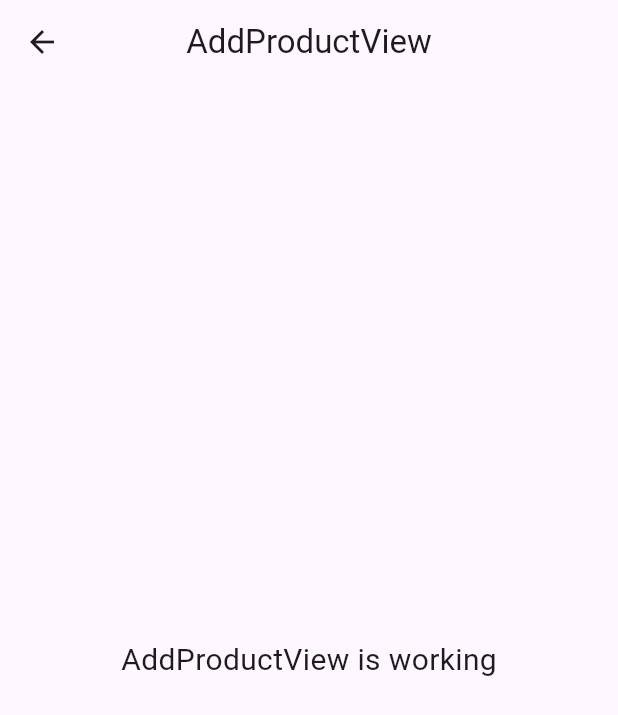
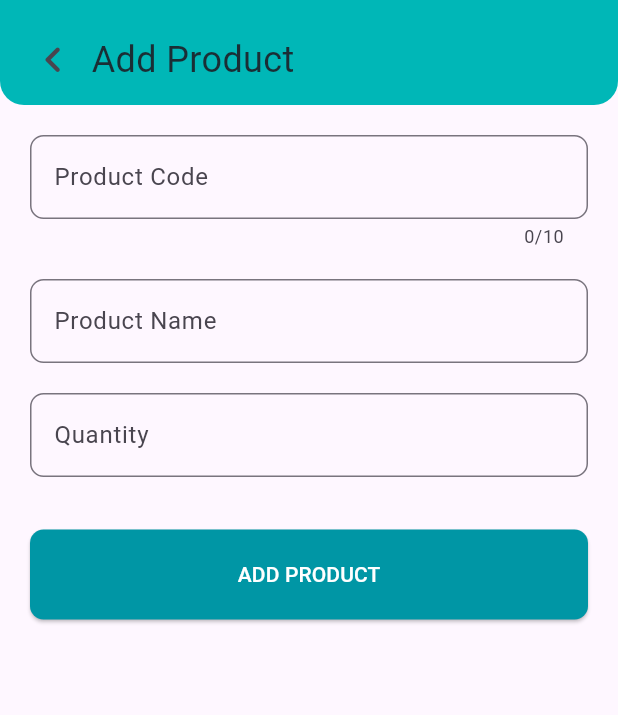
Before and after one commit to MSyabdewa/warehouse_management, a Flutter app: the AddProductView screen opened by its route, on a phone screen of 412 x 824 dp. Shown: the top 715 px of the screen. Run offline on Flutter 3.47's test engine with Material 3 defaults, Android fonts, the phone set to English and light mode, and no system bars; our stand-ins replace cloud_firestore, firebase_auth, firebase_core, flutter_svg, get; accounts and stored records are empty.

Commit message:
chore: Refactor AddProductController to use Firestore for adding products

```diff
--- a/lib/app/modules/add_product/views/add_product_view.dart
+++ b/lib/app/modules/add_product/views/add_product_view.dart
@@ -1,23 +1,150 @@
 import 'package:flutter/material.dart';
-
 import 'package:get/get.dart';
-
+import '../../../utils/color_palette.dart';
 import '../controllers/add_product_controller.dart';
 
 class AddProductView extends GetView<AddProductController> {
-  const AddProductView({Key? key}) : super(key: key);
+  AddProductView({super.key});
+  final TextEditingController codeC = TextEditingController();
+  final TextEditingController nameC = TextEditingController();
+  final TextEditingController qtyC = TextEditingController();
   @override
   Widget build(BuildContext context) {
     return Scaffold(
-      appBar: AppBar(
-        title: const Text('AddProductView'),
-        centerTitle: true,
-      ),
-      body: const Center(
-        child: Text(
-          'AddProductView is working',
-          style: TextStyle(fontSize: 20),
-        ),
+      body: Column(
+        children: [
+          Container(
+            padding: const EdgeInsets.only(
+              top: 10,
+              left: 10,
+              right: 15,
+            ),
+            width: double.infinity,
+            height: 70,
+            decoration: const BoxDecoration(
+              color: ColorPalette.pacificBlue,
+              borderRadius: BorderRadius.only(
+                bottomLeft: Radius.circular(16),
+                bottomRight: Radius.circular(16),
+              ),
+            ),
+            child: Row(
+              mainAxisAlignment: MainAxisAlignment.spaceBetween,
+              children: [
+                Row(
+                  children: [
+                    IconButton(
+                      icon: const Icon(
+                        Icons.chevron_left_rounded,
+                        size: 35,
+                      ),
+                      onPressed: () {
+                        Navigator.of(context).pop();
+                      },
+                    ),
+                    const Text(
+                      "Add Product",
+                      style: TextStyle(
+                        fontSize: 24,
+                        color: ColorPalette.timberGreen,
+                      ),
+                    ),
+                  ],
+                ),
+              ],
+            ),
+          ),
+          Expanded(
+            child: ListView(
+              padding: const EdgeInsets.all(20),
+              children: [
+                TextField(
+                  autocorrect: false,
+                  controller: codeC,
+                  keyboardType: TextInputType.number,
+                  maxLength: 10,
+                  decoration: InputDecoration(
+                    labelText: "Product Code",
+                    border: OutlineInputBorder(
+                      borderRadius: BorderRadius.circular(9),
+                    ),
+                  ),
+                  cursorColor: const Color(0xFF0096a5),
+                ),
+                const SizedBox(height: 20),
+                TextField(
+                  autocorrect: false,
+                  controller: nameC, // Uncommented controller
+                  keyboardType: TextInputType.text,
+                  decoration: InputDecoration(
+                    labelText: "Product Name",
+                    border: OutlineInputBorder(
+                      borderRadius: BorderRadius.circular(9),
+                    ),
+                  ),
+                  cursorColor: const Color(0xFF0096a5),
+                ),
+                const SizedBox(height: 20),
+                TextField(
+                  autocorrect: false,
+                  controller: qtyC, // Uncommented controller
+                  keyboardType: TextInputType.number,
+                  decoration: InputDecoration(
+                    labelText: "Quantity",
+                    border: OutlineInputBorder(
+                      borderRadius: BorderRadius.circular(9),
+                      borderSide: const BorderSide(
+                        color: Color(0xFF0096a5),
+                      ),
+                    ),
+                  ),
+                  cursorColor: const Color(0xFF0096a5),
+                ),
+                const SizedBox(height: 35),
+                ElevatedButton(
+                  onPressed: () async {
+                    if (controller.isLoading.isFalse) {
+                      if (codeC.text.isNotEmpty &&
+                          codeC.text.length == 10 &&
+                          nameC.text.isNotEmpty &&
+                          qtyC.text.isNotEmpty) {
+                        controller.isLoading(true);
+                        Map<String, dynamic> hasil =
+                            await controller.addProduct({
+                          "code": codeC.text,
+                          "name": nameC.text,
+                          "qty": int.tryParse(qtyC.text) ?? 0,
+                        });
+                        controller.isLoading(false);
+                        Get.back();
+                        Get.snackbar(
+                            hasil["error"] == true ? "Error" : "Success",
+                            hasil["message"]);
+                      } else {
+                        Get.snackbar("Error", "Semua data wajib diisi.");
+                      }
+                    }
+                  },
+                  style: ElevatedButton.styleFrom(
+                    shape: RoundedRectangleBorder(
+                      borderRadius: BorderRadius.circular(9),
+                    ),
+                    backgroundColor: const Color(0xFF0096a5),
+                    padding: const EdgeInsets.symmetric(vertical: 20),
+                  ),
+                  child: Obx(
+                    () => Text(
+                      controller.isLoading.isFalse
+                          ? "ADD PRODUCT"
+                          : "LOADING...",
+                      style: const TextStyle(color: Colors.white),
+                    ),
+                  ),
+                ),
+              ],
+            ),
+          ),
+        ],
       ),
     );
   }
--- a/lib/app/routes/app_pages.dart
+++ b/lib/app/routes/app_pages.dart
@@ -29,7 +29,7 @@ class AppPages {
     ),
     GetPage(
       name: _Paths.addProduct,
-      page: () => const AddProductView(),
+      page: () => AddProductView(),
       binding: AddProductBinding(),
     ),
     GetPage(
```
Also changed, not shown: lib/app/modules/add_product/controllers/add_product_controller.dart (+23 -17 lines).
